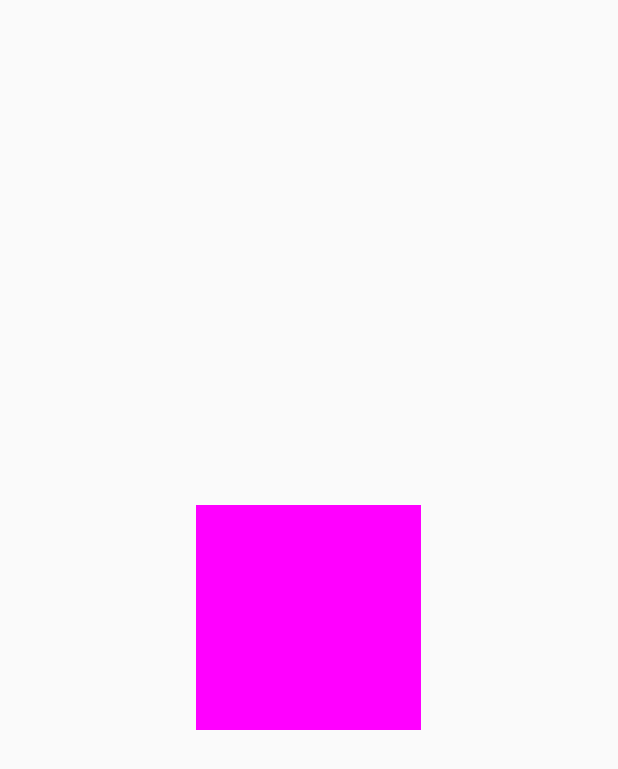
After one commit to yuzhuwd/dirk_project_android, an Android app: the layout activity_image_test.xml on its own in the app's theme, with its tools: preview values and no code run, on a phone screen of 412 x 824 dp. The commit adds this screen. Shown: the top 769 px of the screen. Run offline under Robolectric (Android 15) with nearby library versions, the light colour scheme and no system bars.

Commit message:
[o]添加图片测试页面

```diff
--- a/MyApplication/app/build.gradle
+++ b/MyApplication/app/build.gradle
@@ -31,4 +31,7 @@ dependencies {
     api 'com.github.yhaolpz:FloatWindow:1.0.9'
     api 'com.squareup.retrofit2:retrofit:2.5.0'
     implementation 'com.squareup.retrofit2:converter-gson:2.5.0'
+
+    implementation 'com.github.bumptech.glide:glide:4.9.0'
+    annotationProcessor 'com.github.bumptech.glide:compiler:4.9.0'
 }
--- a/MyApplication/app/src/main/java/com/example/dirkwang/myapplication/MainActivity.java
+++ b/MyApplication/app/src/main/java/com/example/dirkwang/myapplication/MainActivity.java
@@ -31,6 +31,7 @@ public class MainActivity extends AppCompatActivity {
         mData.add(getData("SkinView", "SkinViewActivity"));
         mData.add(getData("AndroidUtilTest", "UtilTestActivity"));
         mData.add(getData("FloatWindow","FloatWindowActivity"));
+        mData.add(getData("ImageTest","ImageTestActivity"));
 
     }
 
--- /dev/null
+++ b/MyApplication/app/src/main/res/layout/activity_image_test.xml
@@ -0,0 +1,16 @@
+<?xml version="1.0" encoding="utf-8"?>
+<FrameLayout xmlns:android="http://schemas.android.com/apk/res/android"
+    xmlns:app="http://schemas.android.com/apk/res-auto"
+    xmlns:tools="http://schemas.android.com/tools"
+    android:layout_width="match_parent"
+    android:layout_height="match_parent"
+    tools:context=".activity.ImageTestActivity">
+
+    <ImageView
+        android:id="@+id/img_test"
+        android:layout_width="150dp"
+        android:layout_height="150dp"
+        android:layout_gravity="center"
+        android:background="#ff00ff"/>
+
+</FrameLayout>
```
Also changed, not shown: MyApplication/app/src/main/AndroidManifest.xml (+9 -2 lines), MyApplication/app/src/main/java/com/example/dirkwang/myapplication/activity/ImageTestActivity.java (added, +30 -0 lines), 1 other file.
